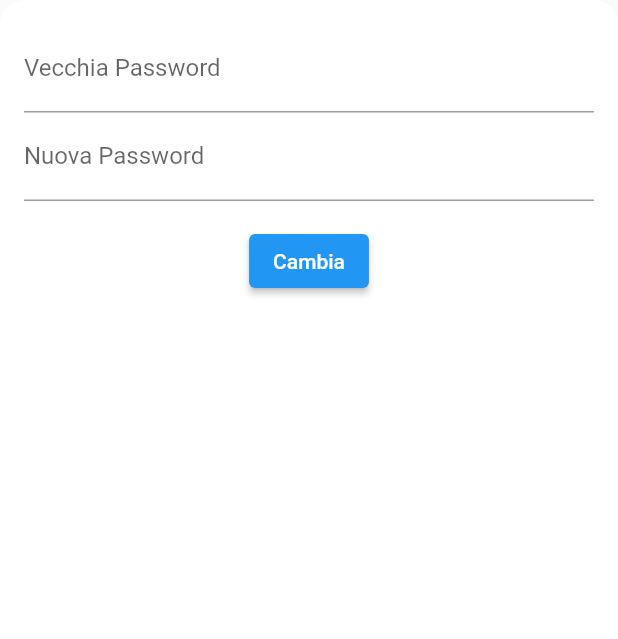
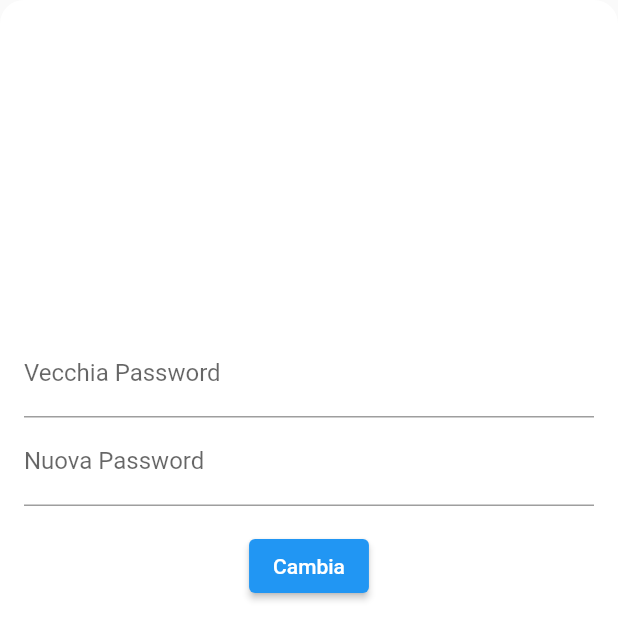
Before and after one commit to Glydric/cyberbullism_bully, a Flutter app: the ChangePassword widget shown alone on an empty page, opened directly with empty values, on a phone screen of 412 x 824 dp. Shown: the top 639 px of the screen. Run offline on Flutter 3.47's test engine with Material 2 defaults, Android fonts, the phone set to English and light mode, and no system bars; our stand-ins replace shared_preferences; accounts and stored records are empty.

Commit message:
minor gui changes

```diff
--- a/lib/View/profile/login_registration/change_password.dart
+++ b/lib/View/profile/login_registration/change_password.dart
@@ -58,23 +58,24 @@ class _ChangePasswordState extends State<ChangePassword> {
         child: Padding(
           padding: const EdgeInsets.all(16),
           child: Column(children: [
+            const Spacer(),
             TextFormField(
+              decoration: const InputDecoration(
+                label: Text("Vecchia Password"),
+              ),
               controller: _passwordController,
               obscureText: true,
               autocorrect: false,
               enableSuggestions: false,
-                decoration: const InputDecoration(
-                  label: Text("Vecchia Password"),
-                ),
             ),
             TextFormField(
+              decoration: const InputDecoration(
+                label: Text("Nuova Password"),
+              ),
               controller: _newPasswordController,
               obscureText: true,
               autocorrect: false,
               enableSuggestions: false,
-                decoration: const InputDecoration(
-                  label: Text("Nuova Password"),
-                ),
             ),
             Text(
               _errorName,
@@ -86,7 +87,8 @@ class _ChangePasswordState extends State<ChangePassword> {
             ElevatedButton(
               onPressed: changePassword,
               child: const Text("Cambia"),
-              )
+            ),
+            const Spacer(flex: 2)
           ]),
         ),
       );
```
Lines whose indentation alone changed are shown as unchanged.
